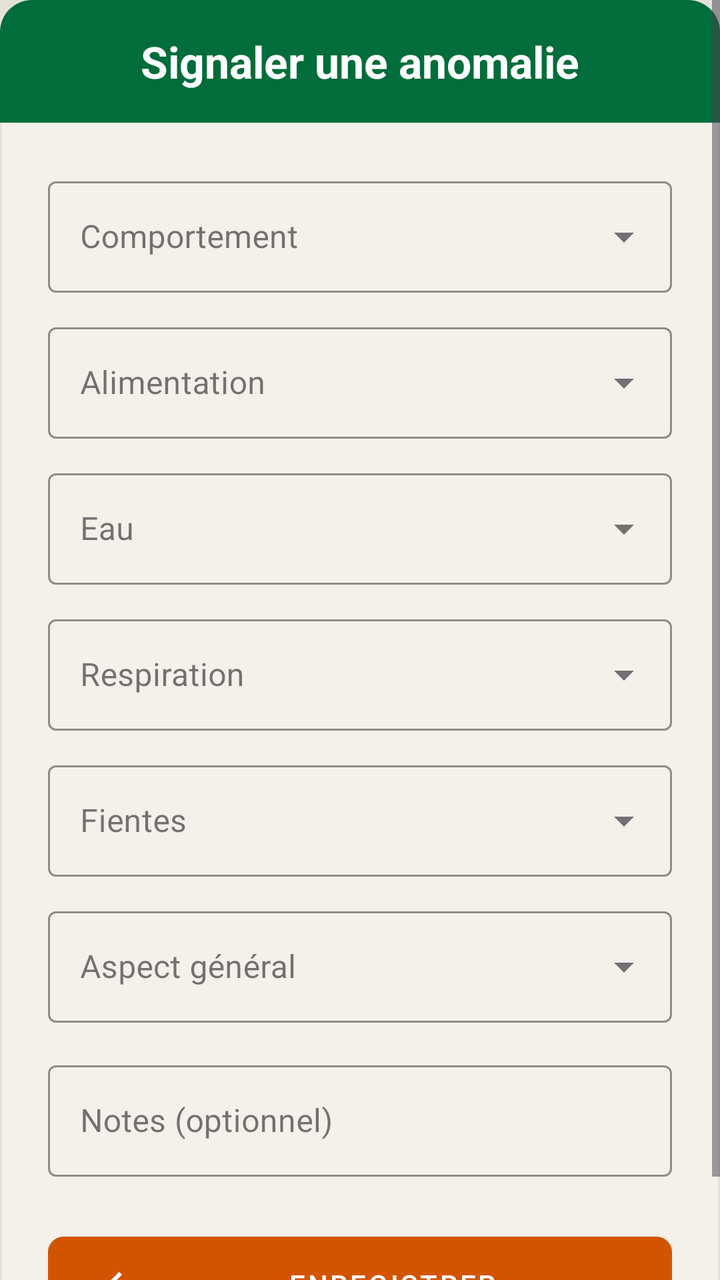
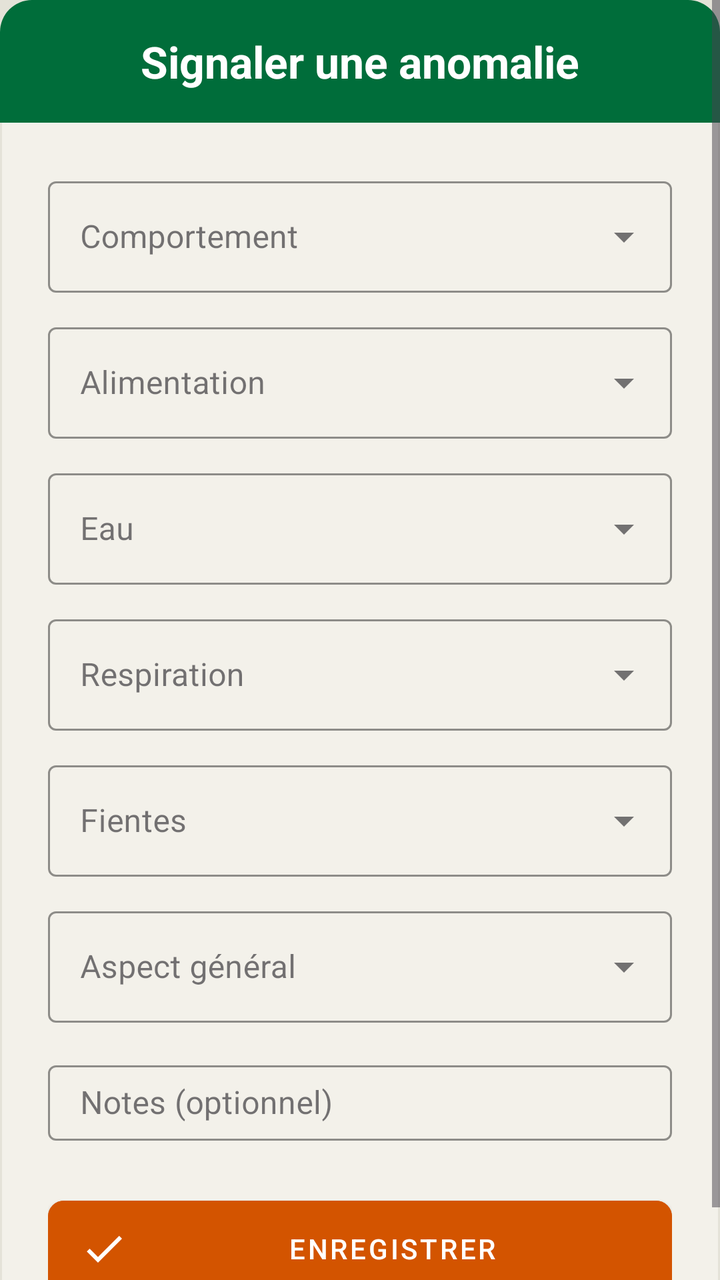

The first picture is an Android layout as it rendered before a commit; the second is the same layout after the commit. The layout source and the unified diff follow.
<!-- AndroidManifest.xml: application theme Theme.Poulailler_copilot -->
<!-- res/layout/dialog_add_observation.xml -->
<?xml version="1.0" encoding="utf-8"?>
<ScrollView xmlns:android="http://schemas.android.com/apk/res/android"
    xmlns:app="http://schemas.android.com/apk/res-auto"
    android:layout_width="match_parent"
    android:layout_height="wrap_content"
    android:maxHeight="650dp">

<LinearLayout
    android:layout_width="match_parent"
    android:layout_height="wrap_content"
    android:orientation="vertical"
    android:background="@drawable/bg_dialog_dark">

    <LinearLayout
        android:layout_width="match_parent"
        android:layout_height="wrap_content"
        android:background="@drawable/bg_dialog_header"
        android:padding="16dp"
        android:gravity="center">
        <TextView
            android:layout_width="wrap_content"
            android:layout_height="wrap_content"
            android:text="Signaler une anomalie"
            android:textColor="@color/white"
            android:textSize="22sp"
            android:textStyle="bold"/>
    </LinearLayout>

    <LinearLayout
        android:layout_width="match_parent"
        android:layout_height="wrap_content"
        android:orientation="vertical"
        android:padding="24dp">

        <com.google.android.material.textfield.TextInputLayout
            android:id="@+id/tilBehavior"
            style="@style/Widget.MaterialComponents.TextInputLayout.OutlinedBox.ExposedDropdownMenu"
            android:layout_width="match_parent"
            android:layout_height="wrap_content"
            android:hint="Comportement"
            android:layout_marginBottom="12dp"
            app:hintTextColor="@color/text_secondary"
            app:boxStrokeColor="@color/primary">
            <AutoCompleteTextView android:id="@+id/actvBehavior" android:layout_width="match_parent" android:layout_height="wrap_content" android:inputType="none" android:textColor="@color/text_primary" />
        </com.google.android.material.textfield.TextInputLayout>

        <com.google.android.material.textfield.TextInputLayout
            android:id="@+id/tilFeed"
            style="@style/Widget.MaterialComponents.TextInputLayout.OutlinedBox.ExposedDropdownMenu"
            android:layout_width="match_parent"
            android:layout_height="wrap_content"
            android:hint="Alimentation"
            android:layout_marginBottom="12dp"
            app:hintTextColor="@color/text_secondary"
            app:boxStrokeColor="@color/primary">
            <AutoCompleteTextView android:id="@+id/actvFeed" android:layout_width="match_parent" android:layout_height="wrap_content" android:inputType="none" android:textColor="@color/text_primary" />
        </com.google.android.material.textfield.TextInputLayout>

        <com.google.android.material.textfield.TextInputLayout
            android:id="@+id/tilWater"
            style="@style/Widget.MaterialComponents.TextInputLayout.OutlinedBox.ExposedDropdownMenu"
            android:layout_width="match_parent"
            android:layout_height="wrap_content"
            android:hint="Eau"
            android:layout_marginBottom="12dp"
            app:hintTextColor="@color/text_secondary"
            app:boxStrokeColor="@color/primary">
            <AutoCompleteTextView android:id="@+id/actvWater" android:layout_width="match_parent" android:layout_height="wrap_content" android:inputType="none" android:textColor="@color/text_primary" />
        </com.google.android.material.textfield.TextInputLayout>

        <com.google.android.material.textfield.TextInputLayout
            android:id="@+id/tilRespiration"
            style="@style/Widget.MaterialComponents.TextInputLayout.OutlinedBox.ExposedDropdownMenu"
            android:layout_width="match_parent"
            android:layout_height="wrap_content"
            android:hint="Respiration"
            android:layout_marginBottom="12dp"
            app:hintTextColor="@color/text_secondary"
            app:boxStrokeColor="@color/primary">
            <AutoCompleteTextView android:id="@+id/actvRespiration" android:layout_width="match_parent" android:layout_height="wrap_content" android:inputType="none" android:textColor="@color/text_primary" />
        </com.google.android.material.textfield.TextInputLayout>

        <com.google.android.material.textfield.TextInputLayout
            android:id="@+id/tilDroppings"
            style="@style/Widget.MaterialComponents.TextInputLayout.OutlinedBox.ExposedDropdownMenu"
            android:layout_width="match_parent"
            android:layout_height="wrap_content"
            android:hint="Fientes"
            android:layout_marginBottom="12dp"
            app:hintTextColor="@color/text_secondary"
            app:boxStrokeColor="@color/primary">
            <AutoCompleteTextView android:id="@+id/actvDroppings" android:layout_width="match_parent" android:layout_height="wrap_content" android:inputType="none" android:textColor="@color/text_primary" />
        </com.google.android.material.textfield.TextInputLayout>

        <com.google.android.material.textfield.TextInputLayout
            android:id="@+id/tilAppearance"
            style="@style/Widget.MaterialComponents.TextInputLayout.OutlinedBox.ExposedDropdownMenu"
            android:layout_width="match_parent"
            android:layout_height="wrap_content"
            android:hint="Aspect général"
            android:layout_marginBottom="16dp"
            app:hintTextColor="@color/text_secondary"
            app:boxStrokeColor="@color/primary">
            <AutoCompleteTextView android:id="@+id/actvAppearance" android:layout_width="match_parent" android:layout_height="wrap_content" android:inputType="none" android:textColor="@color/text_primary" />
        </com.google.android.material.textfield.TextInputLayout>

        <com.google.android.material.textfield.TextInputLayout
            android:layout_width="match_parent"
            android:layout_height="wrap_content"
            android:hint="Notes (optionnel)"
            style="@style/Widget.MaterialComponents.TextInputLayout.OutlinedBox"
            android:layout_marginBottom="24dp"
            app:hintTextColor="@color/text_secondary"
            app:boxStrokeColor="@color/primary">
            <com.google.android.material.textfield.TextInputEditText
                android:id="@+id/etObservationNotes"
                android:layout_width="match_parent"
                android:layout_height="wrap_content"
                android:textColor="@color/text_primary" />
        </com.google.android.material.textfield.TextInputLayout>

        <com.google.android.material.button.MaterialButton
            android:id="@+id/btnSaveObservation"
            android:layout_width="match_parent"
            android:layout_height="60dp"
            android:text="ENREGISTRER"
            android:backgroundTint="@color/earthy_orange"
            android:textColor="@color/white"
            app:cornerRadius="8dp"
            app:icon="@drawable/ic_check"
            app:iconTint="@color/white"/>
    </LinearLayout>
</LinearLayout>
</ScrollView>
<!-- resources referenced by this layout -->
<resources>
  <color name="earthy_orange">#D35400</color>
  <color name="primary">#006D3A</color>
  <color name="text_primary">#1C1B1F</color>
  <color name="text_secondary">#49454F</color>
  <color name="white">#FFFFFFFF</color>
  <!-- drawable bg_dialog_dark (drawable) -->
  <?xml version="1.0" encoding="utf-8"?>
  <shape xmlns:android="http://schemas.android.com/apk/res/android">
      <solid android:color="@color/surface" />
      <stroke
          android:width="1dp"
          android:color="@color/off_white" />
      <corners android:radius="16dp" />
  </shape>
  <!-- drawable bg_dialog_header (drawable) -->
  <?xml version="1.0" encoding="utf-8"?>
  <shape xmlns:android="http://schemas.android.com/apk/res/android">
      <solid android:color="@color/primary" />
      <corners
          android:topLeftRadius="16dp"
          android:topRightRadius="16dp" />
  </shape>
  <style name="Theme.Poulailler_copilot" parent="Theme.MaterialComponents.DayNight.NoActionBar">
          
          <item name="colorPrimary">@color/primary</item>
          <item name="colorPrimaryVariant">@color/primary_variant</item>
          <item name="colorOnPrimary">@color/white</item>
  
          
          <item name="colorSecondary">@color/secondary</item>
          <item name="colorSecondaryVariant">@color/secondary_variant</item>
          <item name="colorOnSecondary">@color/white</item>
  
          
          <item name="android:windowBackground">@color/background</item>
          <item name="colorSurface">@color/surface</item>
          <item name="colorOnSurface">@color/text_primary</item>
          <item name="colorOnSurfaceVariant">@color/text_secondary</item>
  
          
          <item name="android:textColorPrimary">@color/text_primary</item>
          <item name="android:textColorSecondary">@color/text_secondary</item>
  
          
          <item name="android:statusBarColor">?attr/colorPrimaryVariant</item>
  
          
          <item name="materialCardViewStyle">@style/Widget.App.CardView</item>
          <item name="shapeAppearanceLargeComponent">@style/ShapeAppearance.App.LargeComponent</item>
  
          
          <item name="materialAlertDialogTheme">@style/ThemeOverlay.App.MaterialAlertDialog</item>
          <item name="alertDialogTheme">@style/ThemeOverlay.App.MaterialAlertDialog</item>
      </style>
  <color name="surface">#F3F1EA</color>
  <color name="off_white">#E4E2D8</color>
  <color name="primary_variant">#004D22</color>
  <color name="secondary">#43A047</color>
  <color name="secondary_variant">#2E7D32</color>
  <color name="background">@color/off_white</color>
  <style name="Widget.App.CardView" parent="Widget.MaterialComponents.CardView">
          <item name="cardElevation">2dp</item>
          <item name="cardCornerRadius">16dp</item>
          <item name="cardBackgroundColor">@color/surface</item>
          <item name="strokeWidth">0dp</item>
      </style>
  <style name="ShapeAppearance.App.LargeComponent" parent="ShapeAppearance.MaterialComponents.LargeComponent">
          <item name="cornerFamily">rounded</item>
          <item name="cornerSize">16dp</item>
      </style>
  <style name="ThemeOverlay.App.MaterialAlertDialog" parent="ThemeOverlay.MaterialComponents.MaterialAlertDialog">
          <item name="colorSurface">@color/surface</item>
          <item name="colorOnSurface">@color/text_primary</item>
          <item name="android:textColorPrimary">@color/text_primary</item>
      </style>
  <!-- unchanged entries left out for length: 1 -->
</resources>

<!-- the commit's change to res/layout/dialog_add_observation.xml (unified diff, before → after) -->
@@ -108,11 +108,12 @@
             android:layout_width="match_parent"
             android:layout_height="wrap_content"
             android:hint="Notes (optionnel)"
-            style="@style/Widget.MaterialComponents.TextInputLayout.OutlinedBox"
+            style="@style/Widget.MaterialComponents.TextInputLayout.OutlinedBox.Dense"
             android:layout_marginBottom="24dp"
             app:hintTextColor="@color/text_secondary"
             app:boxStrokeColor="@color/primary">
             <com.google.android.material.textfield.TextInputEditText
+        style="@style/Widget.App.TextInputEditText"
                 android:id="@+id/etObservationNotes"
                 android:layout_width="match_parent"
                 android:layout_height="wrap_content"
<!-- resource entries referenced after the edit -->
@@ -22,6 +22,11 @@
           android:topLeftRadius="16dp"
           android:topRightRadius="16dp" />
   </shape>
+  <style name="Widget.App.TextInputEditText" parent="Widget.MaterialComponents.TextInputEditText.OutlinedBox.Dense">
+          <item name="android:paddingTop">8dp</item>
+          <item name="android:paddingBottom">8dp</item>
+          <item name="android:minHeight">0dp</item>
+      </style>
   <style name="Theme.Poulailler_copilot" parent="Theme.MaterialComponents.DayNight.NoActionBar">
           
           <item name="colorPrimary">@color/primary</item>
@@ -51,6 +56,10 @@
           <item name="shapeAppearanceLargeComponent">@style/ShapeAppearance.App.LargeComponent</item>
   
           
+          <item name="editTextStyle">@style/Widget.App.TextInputEditText</item>
+          <item name="textInputStyle">@style/Widget.App.TextInputLayout</item>
+  
+          
           <item name="materialAlertDialogTheme">@style/ThemeOverlay.App.MaterialAlertDialog</item>
           <item name="alertDialogTheme">@style/ThemeOverlay.App.MaterialAlertDialog</item>
       </style>
@@ -70,6 +79,7 @@
           <item name="cornerFamily">rounded</item>
           <item name="cornerSize">16dp</item>
       </style>
+  <style name="Widget.App.TextInputLayout" parent="Widget.MaterialComponents.TextInputLayout.OutlinedBox.Dense" />
   <style name="ThemeOverlay.App.MaterialAlertDialog" parent="ThemeOverlay.MaterialComponents.MaterialAlertDialog">
           <item name="colorSurface">@color/surface</item>
           <item name="colorOnSurface">@color/text_primary</item>
